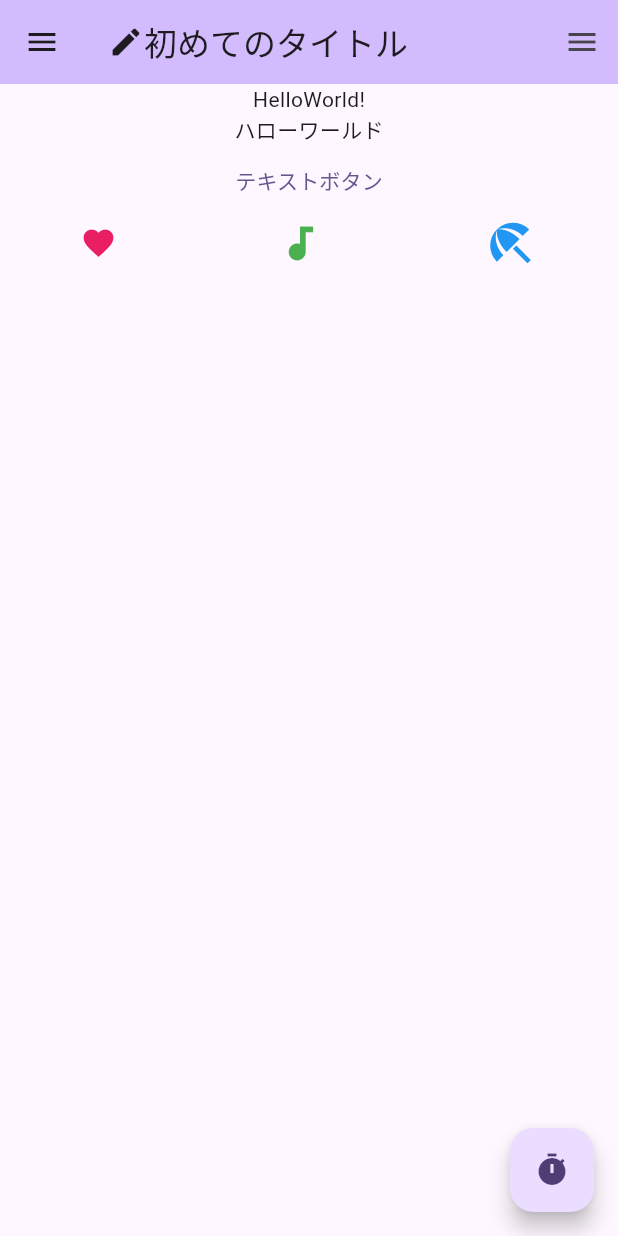
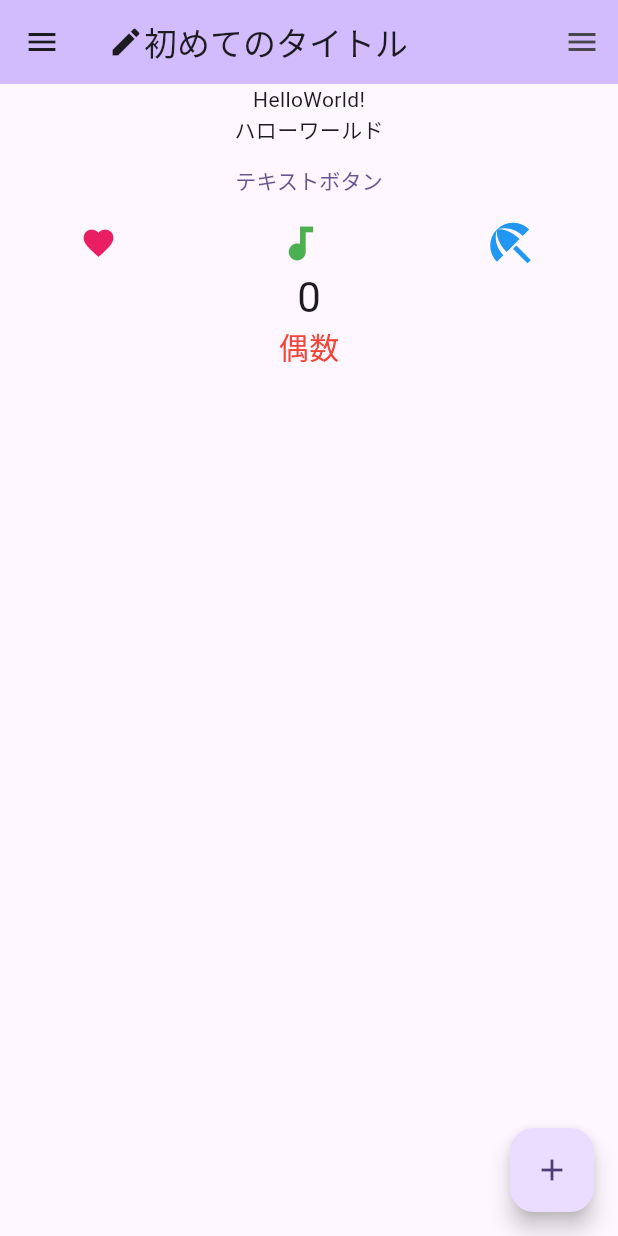
Before and after one commit to j-o-lantern0422/flutter-prac, a Flutter app: the screen it shows after launch, on a phone screen of 412 x 824 dp. Run offline on Flutter 3.47's test engine with Material 2 defaults, Android fonts, the phone set to English and light mode, and no system bars.

Commit message:
13 Widgetの更新

```diff
--- a/lib/main.dart
+++ b/lib/main.dart
@@ -13,21 +13,6 @@ class MyApp extends StatelessWidget {
     return MaterialApp(
       title: 'Flutter Demo',
       theme: ThemeData(
-        // This is the theme of your application.
-        //
-        // TRY THIS: Try running your application with "flutter run". You'll see
-        // the application has a blue toolbar. Then, without quitting the app,
-        // try changing the seedColor in the colorScheme below to Colors.green
-        // and then invoke "hot reload" (save your changes or press the "hot
-        // reload" button in a Flutter-supported IDE, or press "r" if you used
-        // the command line to start the app).
-        //
-        // Notice that the counter didn't reset back to zero; the application
-        // state is not lost during the reload. To reset the state, use hot
-        // restart instead.
-        //
-        // This works for code too, not just values: Most code changes can be
-        // tested with just a hot reload.
         colorScheme: ColorScheme.fromSeed(seedColor: Colors.deepPurple),
         useMaterial3: true,
       ),
@@ -39,15 +24,6 @@ class MyApp extends StatelessWidget {
 class MyHomePage extends StatefulWidget {
   const MyHomePage({super.key, required this.title});
 
-  // This widget is the home page of your application. It is stateful, meaning
-  // that it has a State object (defined below) that contains fields that affect
-  // how it looks.
-
-  // This class is the configuration for the state. It holds the values (in this
-  // case the title) provided by the parent (in this case the App widget) and
-  // used by the build method of the State. Fields in a Widget subclass are
-  // always marked "final".
-
   final String title;
 
   @override
@@ -55,6 +31,20 @@ class MyHomePage extends StatefulWidget {
 }
 
 class _MyHomePageState extends State<MyHomePage> {
+  int _counter = 0;
+  String _type = "偶数";
+
+  void _incrementCounter() {
+    setState(() {
+      _counter++;
+      if (_counter % 2 == 0){
+        _type = "偶数";
+      }
+      else {
+        _type = "奇数";
+      }
+    });
+  }
   @override
   Widget build(BuildContext context) {
     return Scaffold(
@@ -92,10 +82,17 @@ class _MyHomePageState extends State<MyHomePage> {
               color: Colors.blue,
               size: 36.0,
             ),
-         ])
+         ]),
+        Text(
+          '$_counter',
+          style: Theme.of(context).textTheme.headline4,
+        ),
+        Text('$_type', style: TextStyle(fontSize: 20, color: Colors.red))
       ]),
       floatingActionButton: FloatingActionButton(
-        onPressed: () => {print("押したね？")}, child: const Icon(Icons.timer)
+        onPressed: _incrementCounter,
+        tooltip: 'Increment',
+        child: const Icon(Icons.add)
       ),
       drawer: const Drawer(child: Center(child: Text("Drawer"))),
       endDrawer: const Drawer(child: Center(child: Text("EndDrawer"))),
```
